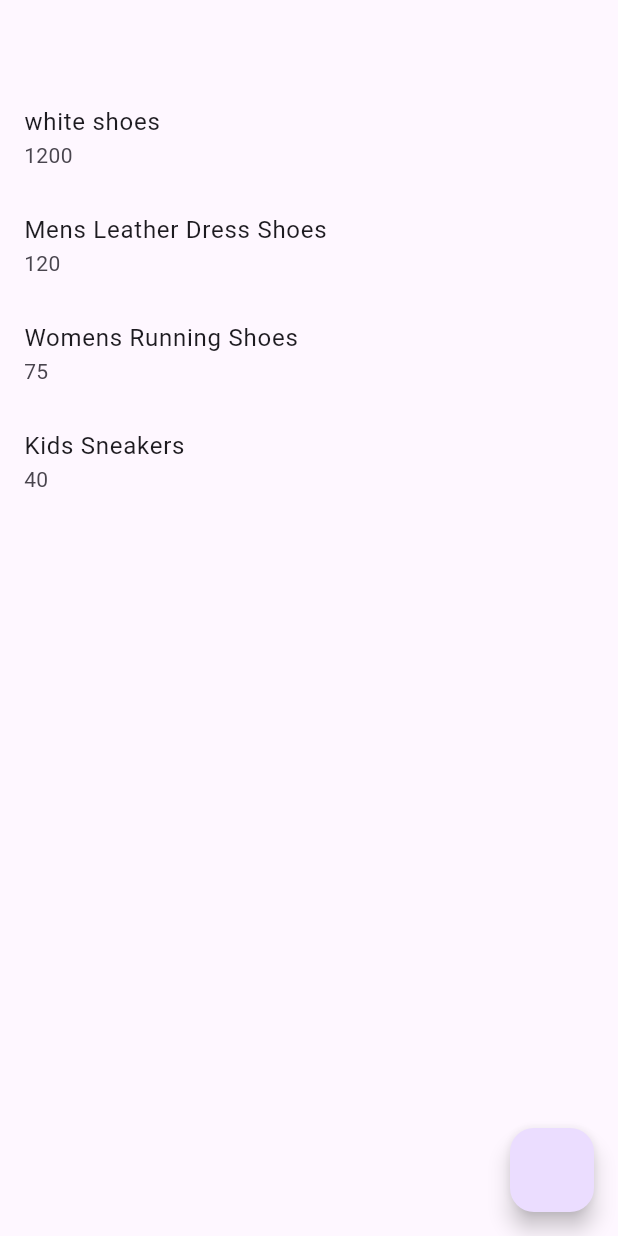
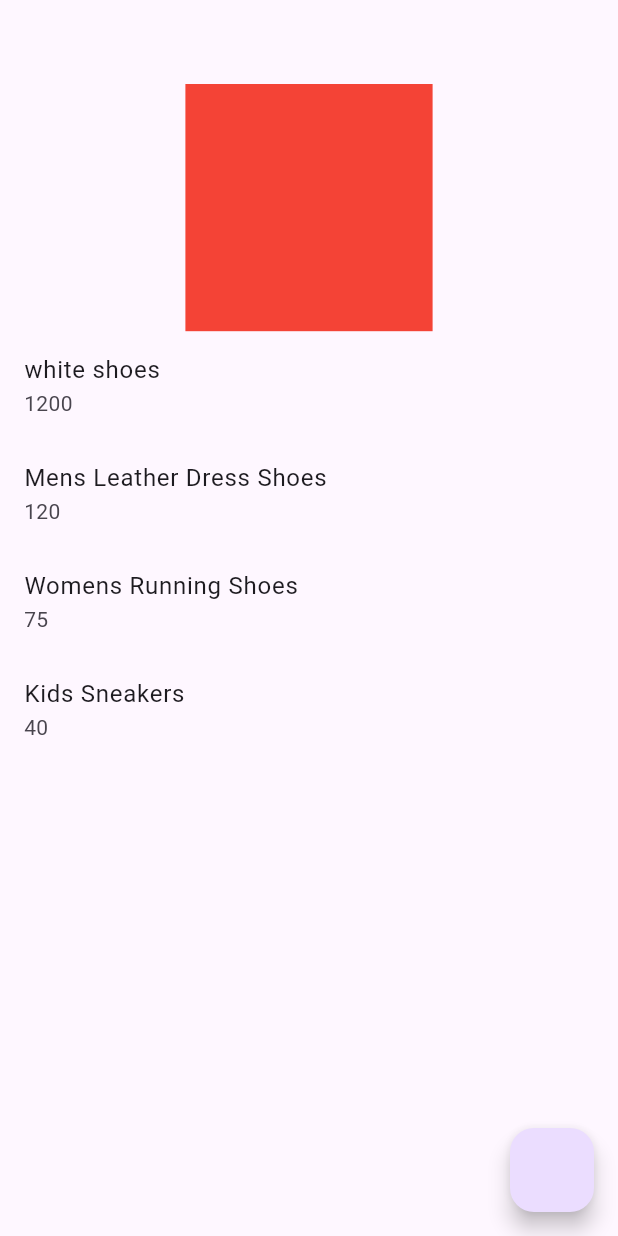
Before and after one commit to nishan-rasheed/demo_test, a Flutter app: the screen it shows after launch, on a phone screen of 412 x 824 dp. Run offline on Flutter 3.47's test engine with Material 2 defaults, Android fonts, the phone set to English and light mode, and no system bars; our stand-ins replace sizer.

Commit message:
new edit

```diff
--- a/lib/home_screen.dart
+++ b/lib/home_screen.dart
@@ -1,6 +1,7 @@
 import 'dart:developer';
 
 import 'package:flutter/material.dart';
+import 'package:sizer/sizer.dart';
 
 import 'cart_model.dart';
 import 'cart_screen.dart';
@@ -45,7 +46,12 @@ class HomeScreen extends StatelessWidget {
         Navigator.push(context, MaterialPageRoute(builder: (context) => CartScreen(),));
       }),
       appBar: AppBar(),
-    body: ListView.builder(
+    body: Column(
+      children: [
+        Container(color: Colors.red,
+          height: 20.h,width: 20.h,
+        ),
+      ListView.builder(
       shrinkWrap: true,
       itemCount: products.length,
       itemBuilder: (BuildContext context, int index) {
@@ -65,6 +71,8 @@ class HomeScreen extends StatelessWidget {
         ) ;
       },
     ),
+      ],
+    )
     );
   }
 }
--- a/lib/main.dart
+++ b/lib/main.dart
@@ -1,4 +1,5 @@
 import 'package:flutter/material.dart';
+import 'package:sizer/sizer.dart';
 
 import 'home_screen.dart';
 
@@ -10,13 +11,16 @@ class MyApp extends StatelessWidget {
   const MyApp({super.key});
   @override
   Widget build(BuildContext context) {
-    return MaterialApp(
-      title: 'Flutter Demo',
-      theme: ThemeData(
-        colorScheme: ColorScheme.fromSeed(seedColor: Colors.deepPurple),
-        useMaterial3: true,
+    return Sizer(
+      builder: (context, orientation, deviceType) =>
+       MaterialApp(
+        title: 'Flutter Demo',
+        theme: ThemeData(
+          colorScheme: ColorScheme.fromSeed(seedColor: Colors.deepPurple),
+          useMaterial3: true,
+        ),
+        home:  HomeScreen(),
       ),
-      home:  HomeScreen(),
     );
   }
 }
--- a/pubspec.yaml
+++ b/pubspec.yaml
@@ -35,6 +35,8 @@ dependencies:
   # The following adds the Cupertino Icons font to your application.
   # Use with the CupertinoIcons class for iOS style icons.
   cupertino_icons: ^1.0.2
+  sizer: ^2.0.15
+  provider: ^6.0.5
 
 dev_dependencies:
   flutter_test:
```
Also changed, not shown: lib/product.dart (added), pubspec.lock.
